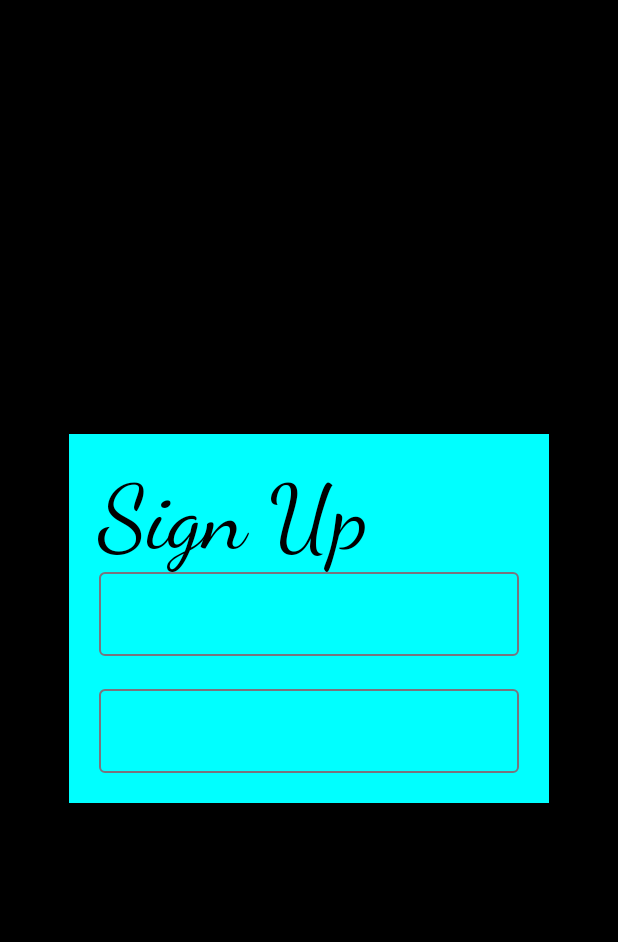
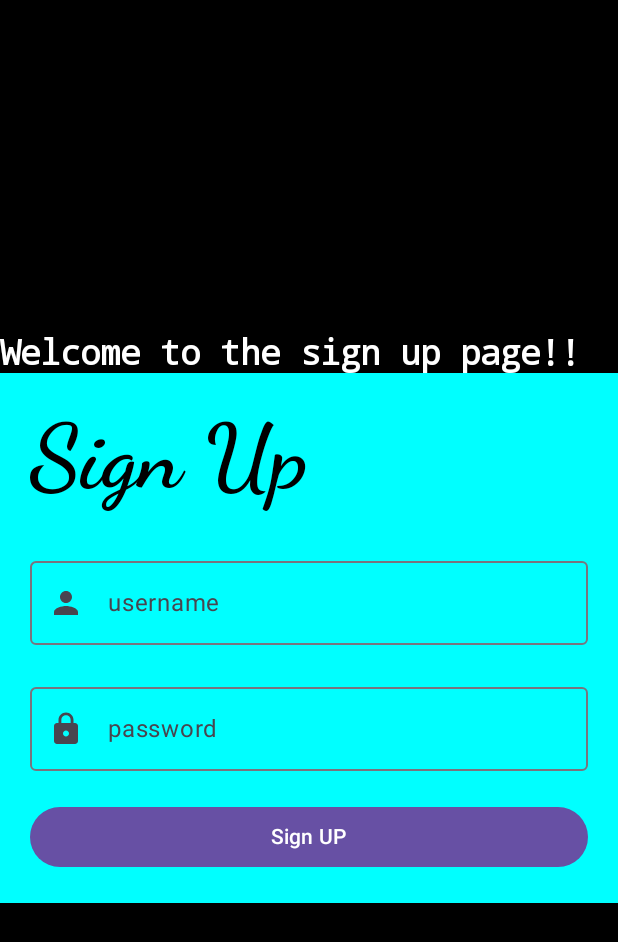
Before and after one commit to Royweru/Mega-Application, an Android app built with Jetpack Compose: the SignupActivity screen opened directly, with no data from a screen before it, on a phone screen of 412 x 824 dp. Shown: the top 942 px of the screen. Run offline under Robolectric (Android 15) with nearby library versions, the phone set to English and light mode, and no system bars.

Commit message:
Modifications on the sign up page

```diff
--- a/app/build.gradle
+++ b/app/build.gradle
@@ -1,6 +1,7 @@
 plugins {
     id 'com.android.application'
     id 'org.jetbrains.kotlin.android'
+    id 'com.google.gms.google-services'
 }
 
 android {
@@ -57,6 +58,7 @@ dependencies {
     implementation 'androidx.compose.ui:ui-tooling-preview'
     implementation 'androidx.compose.material3:material3'
     implementation platform('androidx.compose:compose-bom:2022.10.00')
+    implementation 'com.google.firebase:firebase-auth-ktx:21.1.0'
     testImplementation 'junit:junit:4.13.2'
     androidTestImplementation 'androidx.test.ext:junit:1.1.5'
     androidTestImplementation 'androidx.test.espresso:espresso-core:3.5.1'
--- a/app/src/main/java/com/example/megaapp/SignupActivity.kt
+++ b/app/src/main/java/com/example/megaapp/SignupActivity.kt
@@ -8,9 +8,15 @@ import androidx.compose.foundation.layout.Arrangement
 import androidx.compose.foundation.layout.Column
 import androidx.compose.foundation.layout.Spacer
 import androidx.compose.foundation.layout.fillMaxSize
+import androidx.compose.foundation.layout.fillMaxWidth
 import androidx.compose.foundation.layout.height
 import androidx.compose.foundation.layout.padding
+import androidx.compose.material.icons.Icons
+import androidx.compose.material.icons.filled.Lock
+import androidx.compose.material.icons.filled.Person
+import androidx.compose.material3.Button
 import androidx.compose.material3.ExperimentalMaterial3Api
+import androidx.compose.material3.Icon
 import androidx.compose.material3.MaterialTheme
 import androidx.compose.material3.OutlinedTextField
 import androidx.compose.material3.Surface
@@ -25,6 +31,7 @@ import androidx.compose.ui.Alignment
 import androidx.compose.ui.Modifier
 import androidx.compose.ui.graphics.Color
 import androidx.compose.ui.text.font.FontFamily
+import androidx.compose.ui.text.font.FontWeight
 import androidx.compose.ui.tooling.preview.Preview
 import androidx.compose.ui.unit.dp
 import androidx.compose.ui.unit.sp
@@ -57,17 +64,28 @@ fun outerLayout(){
         verticalArrangement = Arrangement.Center,
         horizontalAlignment = Alignment.CenterHorizontally
     ) {
-
+       Text(text = "Welcome to the sign up page!!", fontWeight = FontWeight.Bold, color = Color.White, fontSize = 23.sp, modifier = Modifier.fillMaxWidth(), fontFamily = FontFamily.Monospace)
         Column(
             modifier = Modifier
                 .background(color = Color.Cyan)
                 .padding(all = 20.dp),
             verticalArrangement = Arrangement.Center,
         ) {
-            Text(text = "Sign Up", fontFamily = FontFamily.Cursive, fontSize = 60.sp)
-            OutlinedTextField(value = username, onValueChange ={username})
-            Spacer(modifier = Modifier.height(22.dp))
-            OutlinedTextField(value = password, onValueChange ={password} )
+            Text(text = "Sign Up", fontFamily = FontFamily.Cursive, fontSize = 60.sp, fontWeight = FontWeight.Bold)
+            Spacer(modifier = Modifier.height(25.dp))
+            OutlinedTextField(value = username, modifier = Modifier.fillMaxWidth(), leadingIcon = { Icon(
+                Icons.Default.Person,
+                contentDescription =null
+            )}, onValueChange ={username},label = { Text(text = "username")})
+            Spacer(modifier = Modifier.height(20.dp))
+            OutlinedTextField(value = password,modifier = Modifier.fillMaxWidth(), leadingIcon = { Icon(
+                Icons.Default.Lock,
+                contentDescription =""
+            )}, onValueChange ={password}, label = { Text(text = "password")})
+            Spacer(modifier = Modifier.height(20.dp))
+            Button(onClick = { /*TODO*/ }, modifier = Modifier.fillMaxWidth()) {
+                Text(text = "Sign UP")
+            }
 
         }
     }
--- a/build.gradle
+++ b/build.gradle
@@ -1,4 +1,8 @@
-// Top-level build file where you can add configuration options common to all sub-projects/modules.
+buildscript {
+    dependencies {
+        classpath 'com.google.gms:google-services:4.3.14'
+    }
+}// Top-level build file where you can add configuration options common to all sub-projects/modules.
 plugins {
     id 'com.android.application' version '8.0.1' apply false
     id 'com.android.library' version '8.0.1' apply false
```
Also changed, not shown: 1 other file.
